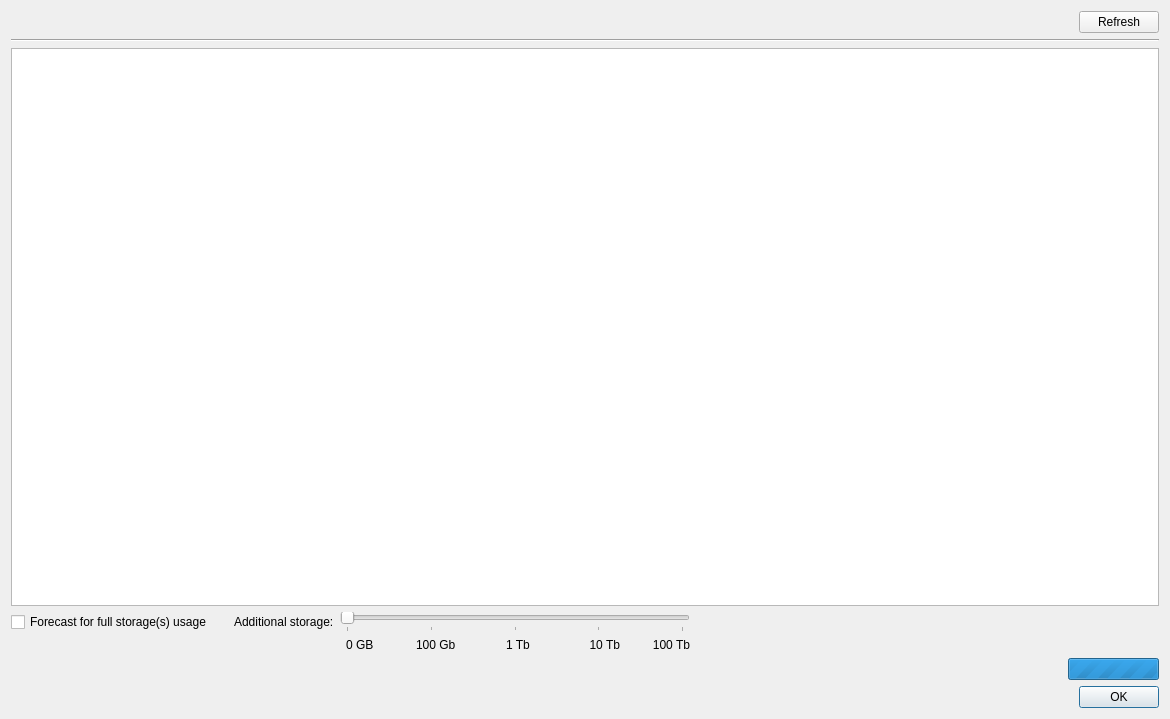
This is client/src/ui/dialogs/recording_stats_dialog.ui in networkoptix/nx_open as Qt 5 draws it before an edit. The edited form follows.
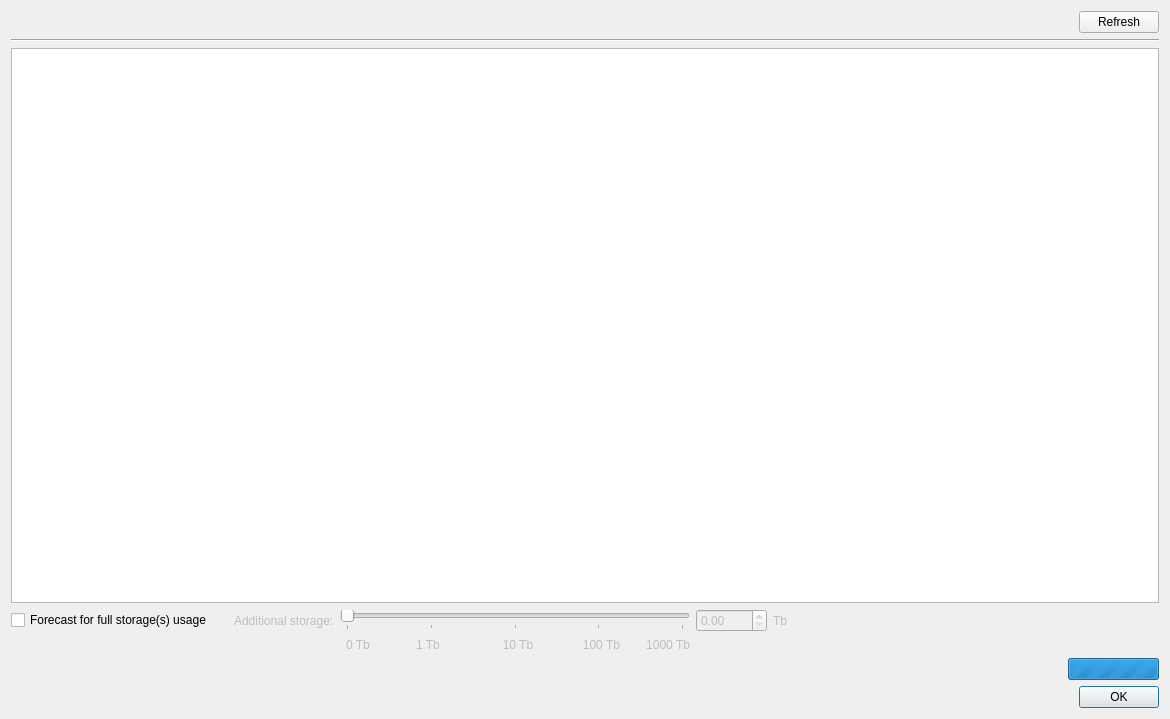
This is the edited form. Custom widgets are drawn as their Qt base class.

Commit message:
(Task #6019) - Storage using dialog
<==== Mercurial data ====>
Branch: dev_2.4.0

```diff
--- a/client/src/ui/dialogs/recording_stats_dialog.ui
+++ b/client/src/ui/dialogs/recording_stats_dialog.ui
@@ -145,6 +145,9 @@
     <layout class="QGridLayout" name="gridLayout_2">
      <item row="1" column="6">
       <widget class="QLabel" name="label_5">
+       <property name="enabled">
+        <bool>false</bool>
+       </property>
        <property name="minimumSize">
         <size>
          <width>64</width>
@@ -152,7 +155,7 @@
         </size>
        </property>
        <property name="text">
-        <string>1 Tb</string>
+        <string>10 Tb</string>
        </property>
        <property name="alignment">
         <set>Qt::AlignCenter</set>
@@ -182,7 +185,7 @@
        </property>
       </widget>
      </item>
-     <item row="0" column="9" rowspan="2">
+     <item row="0" column="11" rowspan="2">
       <spacer name="horizontalSpacer_2">
        <property name="orientation">
         <enum>Qt::Horizontal</enum>
@@ -197,6 +200,9 @@
      </item>
      <item row="1" column="4">
       <widget class="QLabel" name="label_3">
+       <property name="enabled">
+        <bool>false</bool>
+       </property>
        <property name="minimumSize">
         <size>
          <width>64</width>
@@ -204,12 +210,15 @@
         </size>
        </property>
        <property name="text">
-        <string>0 GB</string>
+        <string>0 Tb</string>
        </property>
       </widget>
      </item>
      <item row="0" column="2">
       <widget class="QLabel" name="label">
+       <property name="enabled">
+        <bool>false</bool>
+       </property>
        <property name="text">
         <string>Additional storage:</string>
        </property>
@@ -217,6 +226,9 @@
      </item>
      <item row="1" column="8">
       <widget class="QLabel" name="label_4">
+       <property name="enabled">
+        <bool>false</bool>
+       </property>
        <property name="minimumSize">
         <size>
          <width>64</width>
@@ -224,7 +236,7 @@
         </size>
        </property>
        <property name="text">
-        <string>100 Tb</string>
+        <string>1000 Tb</string>
        </property>
        <property name="alignment">
         <set>Qt::AlignRight|Qt::AlignTrailing|Qt::AlignVCenter</set>
@@ -233,11 +245,14 @@
      </item>
      <item row="0" column="3" colspan="6">
       <widget class="QSlider" name="extraSpaceSlider">
+       <property name="enabled">
+        <bool>false</bool>
+       </property>
        <property name="maximum">
-        <number>4</number>
+        <number>400</number>
        </property>
        <property name="pageStep">
-        <number>1</number>
+        <number>100</number>
        </property>
        <property name="orientation">
         <enum>Qt::Horizontal</enum>
@@ -246,12 +261,44 @@
         <enum>QSlider::TicksBelow</enum>
        </property>
        <property name="tickInterval">
-        <number>1</number>
+        <number>100</number>
+       </property>
+      </widget>
+     </item>
+     <item row="1" column="7">
+      <widget class="QLabel" name="label_6">
+       <property name="enabled">
+        <bool>false</bool>
+       </property>
+       <property name="minimumSize">
+        <size>
+         <width>64</width>
+         <height>0</height>
+        </size>
+       </property>
+       <property name="text">
+        <string>100 Tb</string>
+       </property>
+       <property name="alignment">
+        <set>Qt::AlignRight|Qt::AlignTrailing|Qt::AlignVCenter</set>
+       </property>
+      </widget>
+     </item>
+     <item row="0" column="10">
+      <widget class="QLabel" name="extraStorageLabel">
+       <property name="enabled">
+        <bool>false</bool>
+       </property>
+       <property name="text">
+        <string>Tb</string>
        </property>
       </widget>
      </item>
      <item row="1" column="5">
       <widget class="QLabel" name="label_2">
+       <property name="enabled">
+        <bool>false</bool>
+       </property>
        <property name="minimumSize">
         <size>
          <width>64</width>
@@ -259,26 +306,20 @@
         </size>
        </property>
        <property name="text">
-        <string>100 Gb</string>
+        <string>1 Tb</string>
        </property>
        <property name="alignment">
         <set>Qt::AlignLeading|Qt::AlignLeft|Qt::AlignVCenter</set>
        </property>
       </widget>
      </item>
-     <item row="1" column="7">
-      <widget class="QLabel" name="label_6">
-       <property name="minimumSize">
-        <size>
-         <width>64</width>
-         <height>0</height>
-        </size>
+     <item row="0" column="9">
+      <widget class="QDoubleSpinBox" name="extraSizeSpinBox">
+       <property name="enabled">
+        <bool>false</bool>
        </property>
-       <property name="text">
-        <string>10 Tb</string>
-       </property>
-       <property name="alignment">
-        <set>Qt::AlignRight|Qt::AlignTrailing|Qt::AlignVCenter</set>
+       <property name="maximum">
+        <double>1000.000000000000000</double>
        </property>
       </widget>
      </item>
```
Left out of the diff: 2 changed lines with no effect on the pictures. The commit also changes 5 other files.
